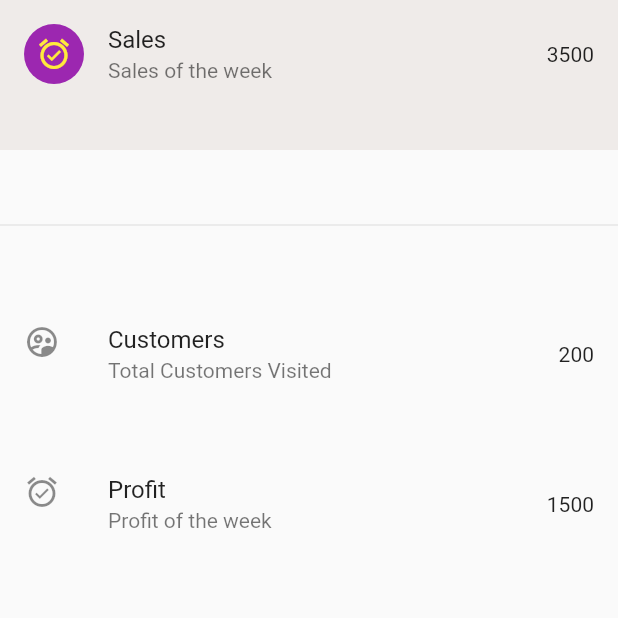
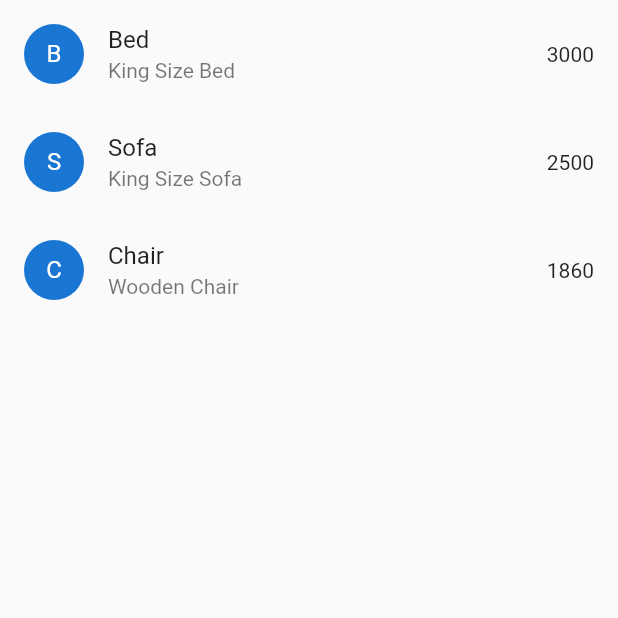
Before and after one commit to iyaselerehoboth/Coding-with-Tea-Flutter-Crash-Course, a Flutter app: the screen it shows after launch, on a phone screen of 412 x 824 dp, the top half of it. Run offline on Flutter 3.47's test engine with Material 2 defaults, Android fonts, the phone set to English and light mode, and no system bars; our stand-ins replace font_awesome_flutter.

Commit message:
Section 2.9B: ListView with dynamic elements using ListView.Builder

```diff
--- a/lib/screens/Home.dart
+++ b/lib/screens/Home.dart
@@ -1,41 +1,33 @@
 import 'package:flutter/material.dart';
 
-class Home extends StatelessWidget {
+class Home extends StatefulWidget {
   const Home({Key? key}) : super(key: key);
+
+  @override
+  State<Home> createState() => _HomeState();
+}
+
+class _HomeState extends State<Home> {
+  List<String> products = ["Bed", "Sofa", "Chair"];
+
+  List<String> productDetails = ["King Size Bed", "King Size Sofa", "Wooden Chair"];
+
+  List<int> price = [3000, 2500, 1860];
 
   @override
   Widget build(BuildContext context) {
     return Scaffold(
-        body: ListView(
-      itemExtent: 100.0,
-      reverse: false,
-      children: [
-        ListTile(
-          leading: const CircleAvatar(
-            backgroundColor: Colors.purple,
-            foregroundColor: Colors.yellow,
-            child: Icon(Icons.alarm_on_sharp),
-          ),
-          title: const Text("Sales"),
-          subtitle: const Text("Sales of the week"),
-          trailing: const Text("3500"),
-          onTap: () {},
-          tileColor: Colors.brown.shade50,
-        ),
-        const Divider(),
-        const ListTile(
-          leading: Icon(Icons.supervised_user_circle_outlined),
-          title: Text("Customers"),
-          subtitle: Text("Total Customers Visited"),
-          trailing: Text("200"),
-        ),
-        const ListTile(
-          leading: Icon(Icons.alarm_on_sharp),
-          title: Text("Profit"),
-          subtitle: Text("Profit of the week"),
-          trailing: Text("1500"),
-        ),
-      ],
-    ));
+      body: ListView.builder(
+        itemCount: products.length,
+        itemBuilder: (context, index){
+          return ListTile(
+            leading: CircleAvatar(child: Text(products[index][0]),),
+            title: Text(products[index]),
+            subtitle: Text(productDetails[index]),
+            trailing: Text(price[index].toString()),
+          );
+        },
+      ),
+    );
   }
 }
```
